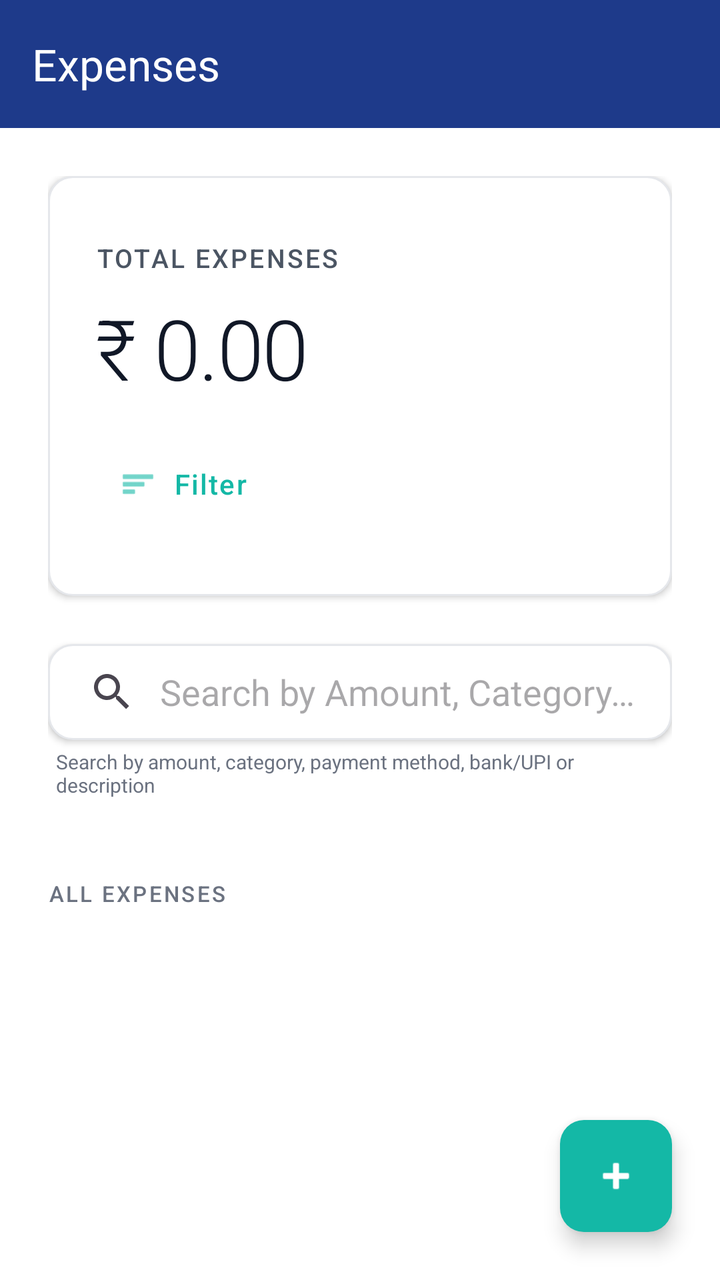
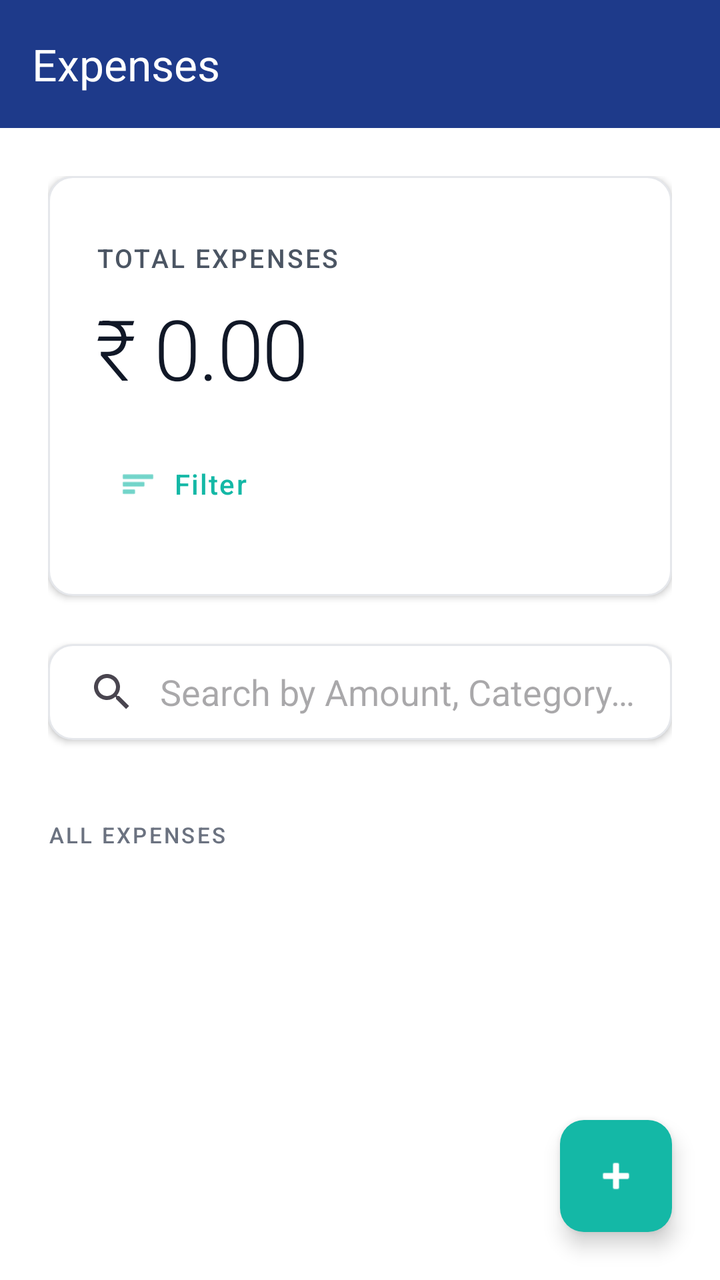

An Android layout rendered at two revisions. The XML below is the earlier revision; the diff shows what the commit changed to produce the second picture.
<!-- AndroidManifest.xml: application theme Theme.ExpenseTracker.Timeless -->
<!-- res/layout/activity_main.xml -->
<?xml version="1.0" encoding="utf-8"?>
<androidx.coordinatorlayout.widget.CoordinatorLayout xmlns:android="http://schemas.android.com/apk/res/android"
    xmlns:app="http://schemas.android.com/apk/res-auto"
    android:layout_width="match_parent"
    android:layout_height="match_parent"
    android:background="@color/light_background">

    
    <com.google.android.material.appbar.AppBarLayout
        android:id="@+id/appBar"
        android:layout_width="match_parent"
        android:layout_height="wrap_content"
        android:background="@color/navy_primary"
        android:elevation="4dp"
        app:elevation="4dp">

        <com.google.android.material.appbar.MaterialToolbar
            android:id="@+id/toolbar"
            android:layout_width="match_parent"
            android:layout_height="?attr/actionBarSize"
            android:background="@color/navy_primary"
            app:title="Expenses"
            app:titleTextColor="@color/white" />

    </com.google.android.material.appbar.AppBarLayout>

    
    <androidx.core.widget.NestedScrollView
        android:layout_width="match_parent"
        android:layout_height="match_parent"
        android:fillViewport="true"
        android:scrollbars="vertical"
        android:scrollbarStyle="outsideOverlay"
        android:scrollbarThumbVertical="@color/teal_accent"
        android:scrollbarSize="4dp"
        android:fadeScrollbars="false"
        app:layout_behavior="@string/appbar_scrolling_view_behavior">

        <LinearLayout
            android:layout_width="match_parent"
            android:layout_height="wrap_content"
            android:orientation="vertical"
            android:padding="24dp">

            
            <LinearLayout
                android:layout_width="match_parent"
                android:layout_height="wrap_content"
                android:orientation="vertical"
                android:paddingVertical="32dp"
                android:paddingHorizontal="24dp"
                android:background="@drawable/timeless_card_bg"
                android:elevation="2dp">

                <TextView
                    android:layout_width="wrap_content"
                    android:layout_height="wrap_content"
                    android:text="Total Expenses"
                    android:textSize="13sp"
                    android:textColor="@color/timeless_text_secondary"
                    android:letterSpacing="0.08"
                    android:fontFamily="sans-serif-medium"
                    android:textAllCaps="true" />

                <TextView
                    android:id="@+id/tvTotalAmount"
                    android:layout_width="wrap_content"
                    android:layout_height="wrap_content"
                    android:text="₹ 0.00"
                    android:textSize="42sp"
                    android:textColor="@color/timeless_text_primary"
                    android:fontFamily="sans-serif-light"
                    android:letterSpacing="-0.02"
                    android:layout_marginTop="8dp" />

                
                <com.google.android.material.button.MaterialButton
                    android:id="@+id/btnFilter"
                    style="@style/Widget.Material3.Button.TextButton"
                    android:layout_width="wrap_content"
                    android:layout_height="48dp"
                    android:text="Filter"
                    android:textColor="@color/teal_accent"
                    android:textSize="14sp"
                    android:letterSpacing="0.05"
                    android:fontFamily="sans-serif-medium"
                    app:icon="@android:drawable/ic_menu_sort_by_size"
                    app:iconTint="@color/teal_accent"
                    app:iconGravity="start"
                    app:iconPadding="8dp"
                    app:rippleColor="@color/teal_light"
                    android:layout_marginTop="16dp" />

            </LinearLayout>

            
            <androidx.appcompat.widget.SearchView
                android:id="@+id/searchView"
                android:layout_width="match_parent"
                android:layout_height="wrap_content"
                android:layout_marginTop="24dp"
                android:paddingVertical="4dp"
                android:background="@drawable/timeless_card_bg"
                android:elevation="2dp"
                android:queryHint="Search by Amount, Category, Payment Method, UPI App/Bank or Description"
                app:iconifiedByDefault="false"
                app:queryBackground="@android:color/transparent"
                app:defaultQueryHint="Search by Amount, Category, Payment Method, UPI App/Bank or Description" />

            
            <TextView
                android:layout_width="wrap_content"
                android:layout_height="wrap_content"
                android:text="Search by amount, category, payment method, bank/UPI or description"
                android:textSize="10sp"
                android:textColor="@color/timeless_text_tertiary"
                android:layout_marginTop="4dp"
                android:layout_marginStart="4dp"
                android:fontFamily="sans-serif" />

            
            <TextView
                android:id="@+id/tvExpensesHeader"
                android:layout_width="wrap_content"
                android:layout_height="wrap_content"
                android:text="All Expenses"
                android:textSize="11sp"
                android:textColor="@color/timeless_text_tertiary"
                android:letterSpacing="0.1"
                android:fontFamily="sans-serif-medium"
                android:textAllCaps="true"
                android:layout_marginTop="40dp"
                android:layout_marginBottom="16dp" />

            
            <TextView
                android:id="@+id/tvEmpty"
                android:layout_width="match_parent"
                android:layout_height="wrap_content"
                android:text="No expenses yet"
                android:textSize="15sp"
                android:textColor="@color/timeless_text_tertiary"
                android:fontFamily="sans-serif"
                android:gravity="center"
                android:padding="48dp"
                android:visibility="gone" />

            
            <androidx.recyclerview.widget.RecyclerView
                android:id="@+id/recyclerView"
                android:layout_width="match_parent"
                android:layout_height="wrap_content"
                android:clipToPadding="false"
                android:nestedScrollingEnabled="false"
                android:scrollbars="vertical"
                android:scrollbarStyle="outsideOverlay"
                android:scrollbarThumbVertical="@color/teal_accent"
                android:scrollbarSize="4dp"
                android:fadeScrollbars="false" />

            
            <com.google.android.material.card.MaterialCardView
                android:id="@+id/layoutCategorySummary"
                android:layout_width="match_parent"
                android:layout_height="wrap_content"
                android:layout_marginTop="24dp"
                android:visibility="gone"
                app:cardBackgroundColor="@color/timeless_off_white"
                app:cardCornerRadius="12dp"
                app:cardElevation="0dp"
                app:strokeWidth="0dp">

                <LinearLayout
                    android:layout_width="match_parent"
                    android:layout_height="wrap_content"
                    android:orientation="vertical"
                    android:padding="20dp">

                    <TextView
                        android:layout_width="wrap_content"
                        android:layout_height="wrap_content"
                        android:text="Summary by Category"
                        android:textSize="11sp"
                        android:textColor="@color/timeless_text_tertiary"
                        android:letterSpacing="0.1"
                        android:fontFamily="sans-serif-medium"
                        android:textAllCaps="true"
                        android:layout_marginBottom="16dp" />

                    <androidx.recyclerview.widget.RecyclerView
                        android:id="@+id/rvCategorySummary"
                        android:layout_width="match_parent"
                        android:layout_height="wrap_content"
                        android:nestedScrollingEnabled="false" />

                </LinearLayout>

            </com.google.android.material.card.MaterialCardView>

        </LinearLayout>

    </androidx.core.widget.NestedScrollView>

    
    <com.google.android.material.floatingactionbutton.FloatingActionButton
        android:id="@+id/fabAdd"
        android:layout_width="wrap_content"
        android:layout_height="wrap_content"
        android:layout_gravity="bottom|end"
        android:layout_margin="24dp"
        android:contentDescription="Add Expense"
        android:src="@android:drawable/ic_input_add"
        app:backgroundTint="@color/teal_accent"
        app:tint="@color/white"
        app:elevation="6dp"
        app:borderWidth="0dp" />

</androidx.coordinatorlayout.widget.CoordinatorLayout>
<!-- resources referenced by this layout -->
<resources>
  <color name="light_background">#FFFFFF</color>
  <color name="navy_primary">#1E3A8A</color>
  <color name="teal_accent">#14B8A6</color>
  <color name="teal_light">#5EEAD4</color>
  <color name="timeless_off_white">#F9FAFB</color>
  <color name="timeless_text_primary">#111827</color>
  <color name="timeless_text_secondary">#4B5563</color>
  <color name="timeless_text_tertiary">#6B7280</color>
  <color name="white">#FFFFFFFF</color>
  <!-- drawable timeless_card_bg (drawable) -->
  <?xml version="1.0" encoding="utf-8"?>
  <shape xmlns:android="http://schemas.android.com/apk/res/android">
      <solid android:color="@color/white" />
      <corners android:radius="12dp" />
      <stroke
          android:width="1dp"
          android:color="@color/gray_200" />
  </shape>
  <style name="Theme.ExpenseTracker.Timeless" parent="Theme.Material3.Light.NoActionBar">
          <item name="colorPrimary">@color/timeless_charcoal</item>
          <item name="colorOnPrimary">@color/timeless_white</item>
          <item name="colorSecondary">@color/timeless_gold</item>
          <item name="colorOnSecondary">@color/timeless_white</item>
          <item name="android:colorBackground">@color/timeless_white</item>
          <item name="colorSurface">@color/timeless_white</item>
          <item name="colorOnSurface">@color/timeless_text_primary</item>
          
          
          <item name="android:statusBarColor">@color/timeless_white</item>
          <item name="android:windowLightStatusBar">true</item>
          
          
          <item name="android:navigationBarColor">@color/timeless_white</item>
          <item name="android:windowLightNavigationBar">true</item>
      </style>
  <color name="gray_200">#E5E7EB</color>
  <color name="timeless_charcoal">#111827</color>
  <color name="timeless_white">#FFFFFF</color>
  <color name="timeless_gold">#14B8A6</color>
</resources>

<!-- the commit's change to res/layout/activity_main.xml (unified diff, before → after) -->
@@ -109,17 +109,6 @@
 
             
             <TextView
-                android:layout_width="wrap_content"
-                android:layout_height="wrap_content"
-                android:text="Search by amount, category, payment method, bank/UPI or description"
-                android:textSize="10sp"
-                android:textColor="@color/timeless_text_tertiary"
-                android:layout_marginTop="4dp"
-                android:layout_marginStart="4dp"
-                android:fontFamily="sans-serif" />
-
-            
-            <TextView
                 android:id="@+id/tvExpensesHeader"
                 android:layout_width="wrap_content"
                 android:layout_height="wrap_content"
